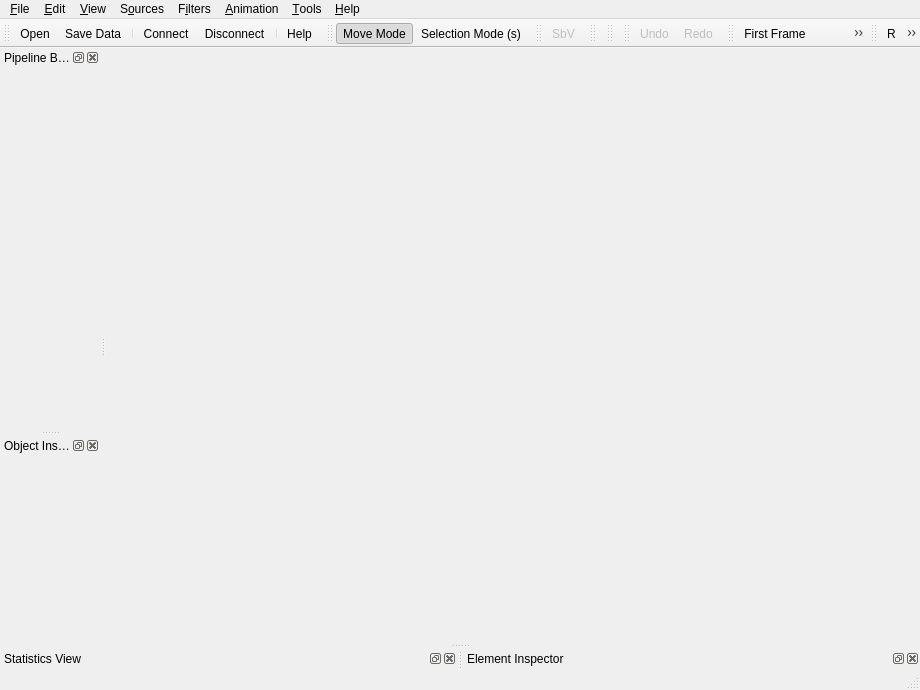
The window that Applications/Client/MainWindow.ui (wildmichael/ParaView3-enhancements-old) describes before a commit, drawn with Qt 5.
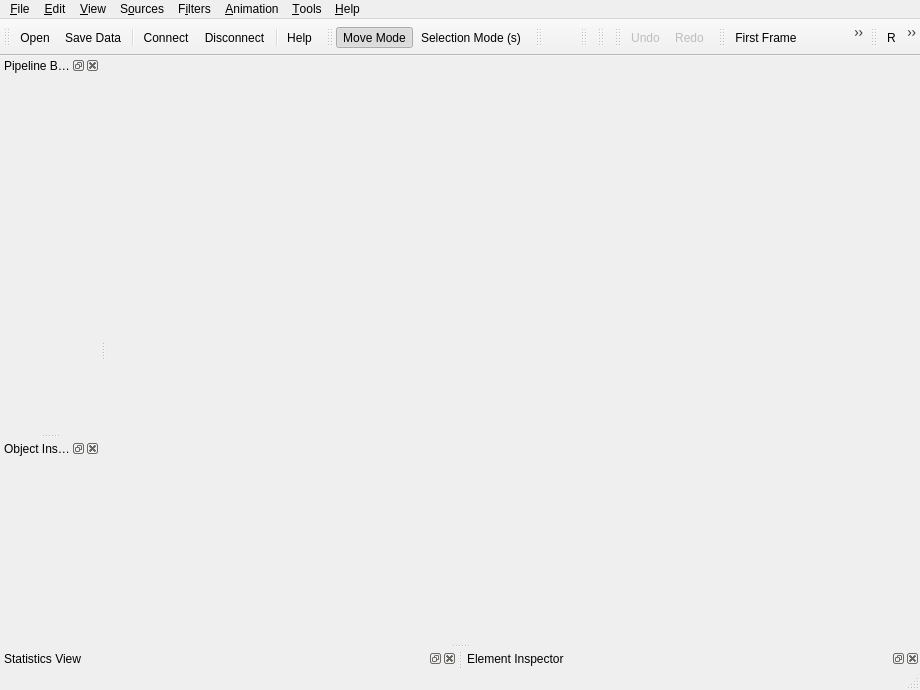
The same window after the commit. Icons and pictures are not drawn.

Diff of the .ui file:
```diff
--- a/Applications/Client/MainWindow.ui
+++ b/Applications/Client/MainWindow.ui
@@ -432,7 +432,10 @@
     <bool>false</bool>
    </property>
    <property name="text" >
-    <string>SbV</string>
+    <string/>
+   </property>
+   <property name="toolTip" >
+    <string>Toggle Scalar Bar Visibility</string>
    </property>
   </action>
   <action name="actionServerConnect" >
```
Left out of the diff: 5 changed lines with no effect on the pictures.
